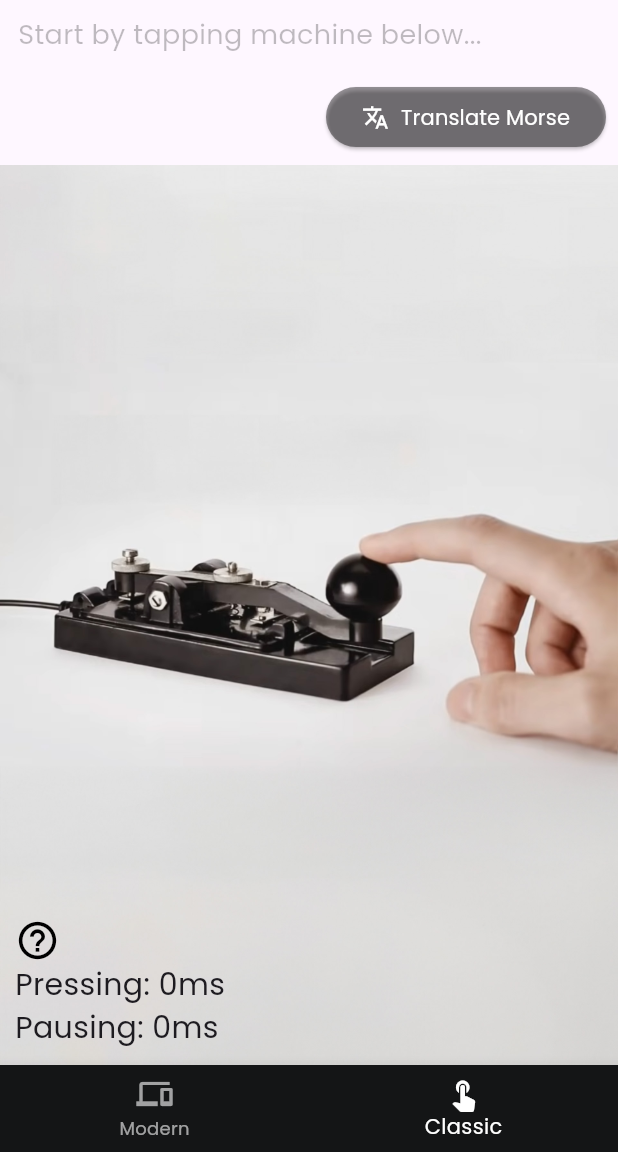
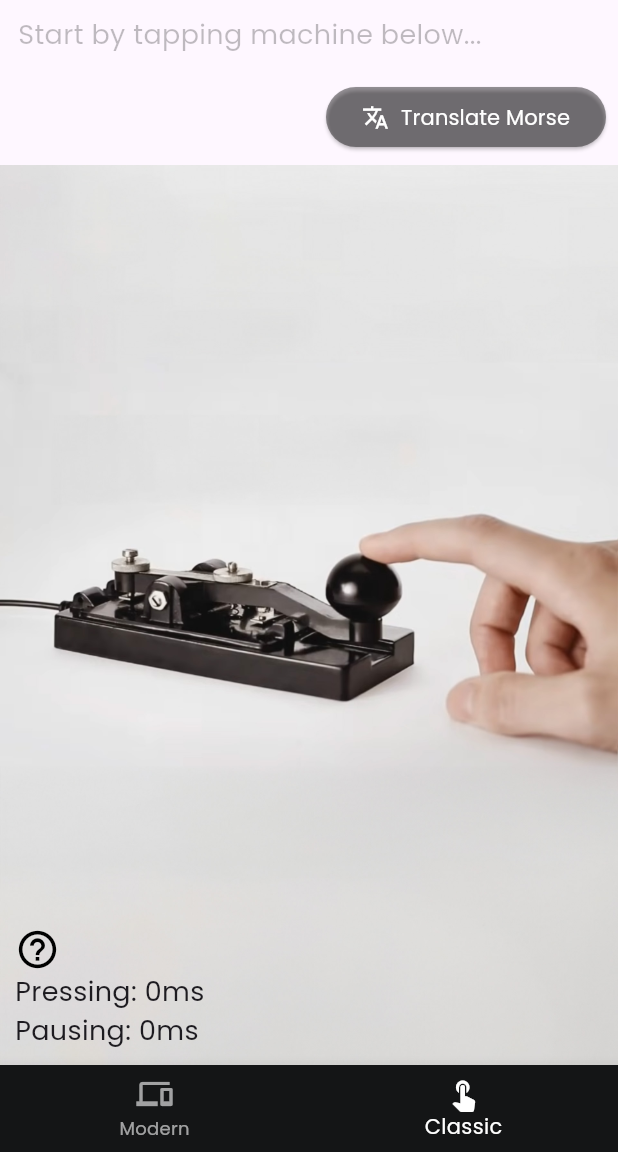
Before and after one commit to ItsJordanNL/morse-translator, a Flutter app: the screen it shows after launch, item 2 of the bottom bar chosen, on a phone screen of 412 x 824 dp, the part 84-1236 px from its top. Run offline on Flutter 3.47's test engine with Material 3 defaults, Android fonts, the phone set to English and light mode, and no system bars.

Commit message:
Fix - Tekstgrootte tijd

```diff
--- a/lib/classic.dart
+++ b/lib/classic.dart
@@ -352,11 +352,11 @@ class TimerButtonState extends State<TimerButton> {
                         ),
                         Text(
                           'Pressing: ${_pressedMilliseconds}ms',
-                          style: const TextStyle(fontSize: 20),
+                          style: const TextStyle(fontSize: 18),
                         ),
                         Text(
                           'Pausing: ${_notPressedMilliseconds}ms',
-                          style: const TextStyle(fontSize: 20),
+                          style: const TextStyle(fontSize: 18),
                         ),
                       ],
                     ),
```
